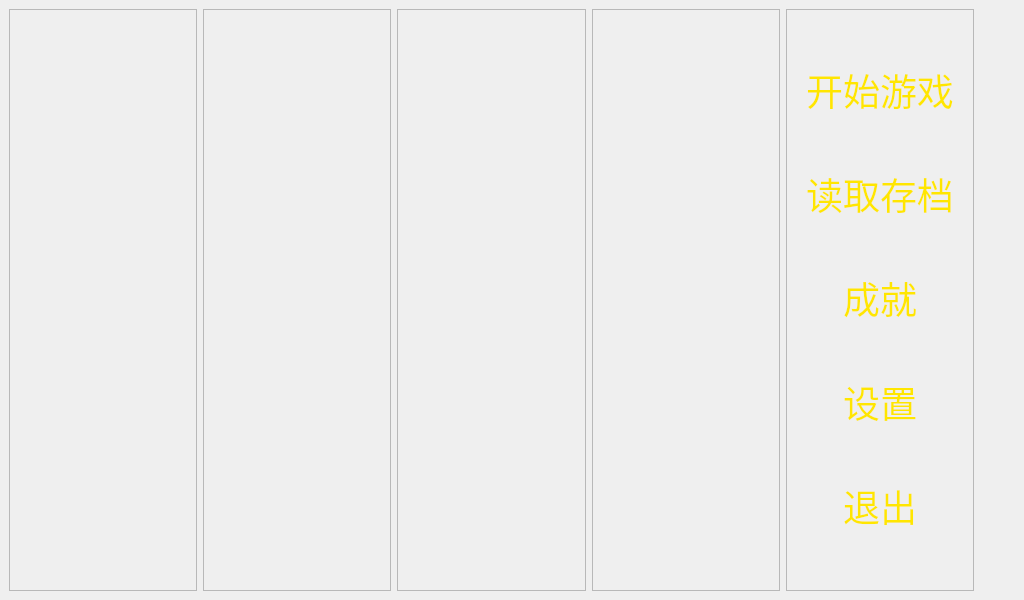
Old version of the form entrance.ui in the repository Sam-ie/Paydirt.
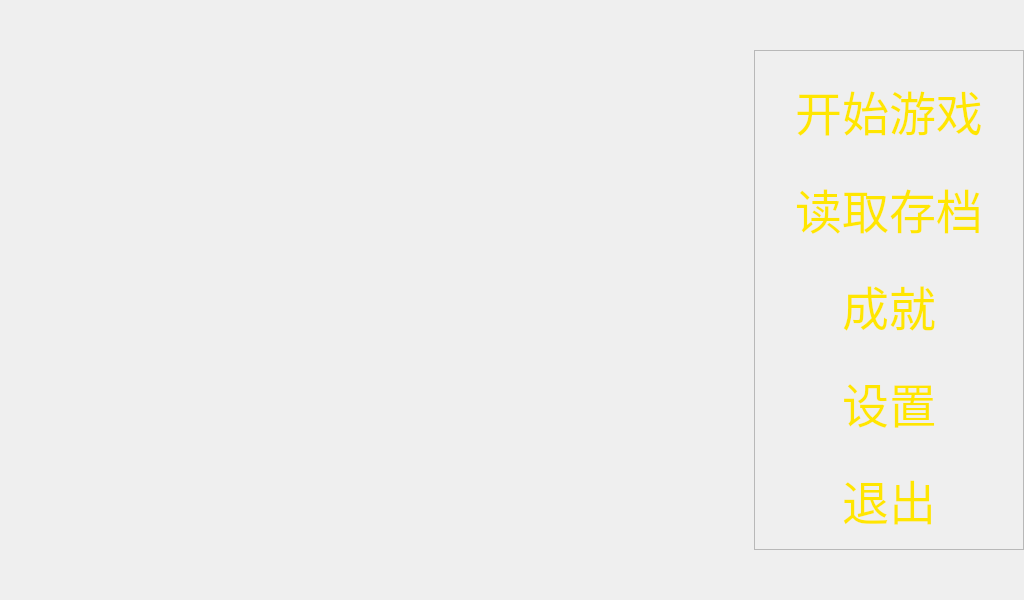
New version of the form. Icons and pictures are not drawn.

Diff of the .ui file:
```diff
--- a/entrance.ui
+++ b/entrance.ui
@@ -22,7 +22,7 @@
   <property name="styleSheet">
    <string notr="true"/>
   </property>
-  <layout class="QGridLayout" name="gridLayout">
+  <layout class="QGridLayout" name="gridLayout_2">
    <property name="leftMargin">
     <number>0</number>
    </property>
@@ -43,52 +43,55 @@
 	border-image: url(:/new/prefix1/src/RImage1.jpg);
 }</string>
      </property>
-     <layout class="QHBoxLayout" name="horizontalLayout">
+     <layout class="QGridLayout" name="gridLayout">
+      <property name="leftMargin">
+       <number>0</number>
+      </property>
+      <property name="topMargin">
+       <number>0</number>
+      </property>
       <property name="rightMargin">
-       <number>50</number>
+       <number>0</number>
       </property>
+      <property name="bottomMargin">
+       <number>0</number>
+      </property>
+      <item row="0" column="0">
+       <spacer name="horizontalSpacer">
+        <property name="orientation">
+         <enum>Qt::Horizontal</enum>
+        </property>
+        <property name="sizeHint" stdset="0">
+         <size>
+          <width>900</width>
+          <height>20</height>
+         </size>
+        </property>
+       </spacer>
+      </item>
+      <item row="0" column="1">
+       <layout class="QVBoxLayout" name="verticalLayout_2">
+        <item>
+         <spacer name="verticalSpacer_2">
+          <property name="orientation">
+           <enum>Qt::Vertical</enum>
+          </property>
+          <property name="sizeType">
+           <enum>QSizePolicy::Fixed</enum>
+          </property>
+          <property name="sizeHint" stdset="0">
+           <size>
+            <width>20</width>
+            <height>50</height>
+           </size>
+          </property>
+         </spacer>
+        </item>
       <item>
        <widget class="QFrame" name="frame">
-        <property name="frameShape">
-         <enum>QFrame::StyledPanel</enum>
-        </property>
-        <property name="frameShadow">
-         <enum>QFrame::Raised</enum>
-        </property>
-       </widget>
-      </item>
-      <item>
-       <widget class="QFrame" name="frame_2">
-        <property name="frameShape">
-         <enum>QFrame::StyledPanel</enum>
-        </property>
-        <property name="frameShadow">
-         <enum>QFrame::Raised</enum>
-        </property>
-       </widget>
-      </item>
-      <item>
-       <widget class="QFrame" name="frame_3">
-        <property name="frameShape">
-         <enum>QFrame::StyledPanel</enum>
-        </property>
-        <property name="frameShadow">
-         <enum>QFrame::Raised</enum>
-        </property>
-       </widget>
-      </item>
-      <item>
-       <widget class="QFrame" name="frame_4">
-        <property name="frameShape">
-         <enum>QFrame::StyledPanel</enum>
-        </property>
-        <property name="frameShadow">
-         <enum>QFrame::Raised</enum>
-        </property>
-       </widget>
-      </item>
-      <item>
-       <widget class="QFrame" name="frame_5">
+          <property name="focusPolicy">
+           <enum>Qt::NoFocus</enum>
+          </property>
         <property name="styleSheet">
          <string notr="true">QPushButton {  
 	color: rgb(255, 230, 0);/* 默认字体颜色 */  
@@ -112,11 +115,23 @@
         </property>
         <layout class="QVBoxLayout" name="verticalLayout">
          <item>
-          <widget class="QPushButton" name="pushButton">
+            <widget class="QPushButton" name="pushButton_1">
+             <property name="sizePolicy">
+              <sizepolicy hsizetype="Expanding" vsizetype="Expanding">
+               <horstretch>0</horstretch>
+               <verstretch>0</verstretch>
+              </sizepolicy>
+             </property>
+             <property name="minimumSize">
+              <size>
+               <width>250</width>
+               <height>100</height>
+              </size>
+             </property>
            <property name="font">
             <font>
              <family>华文行楷</family>
-             <pointsize>28</pointsize>
+               <pointsize>35</pointsize>
             </font>
            </property>
            <property name="text">
@@ -129,10 +144,10 @@
             </size>
            </property>
            <property name="autoDefault">
-            <bool>true</bool>
+              <bool>false</bool>
            </property>
            <property name="default">
-            <bool>true</bool>
+              <bool>false</bool>
            </property>
            <property name="flat">
             <bool>true</bool>
@@ -141,10 +156,22 @@
          </item>
          <item>
           <widget class="QPushButton" name="pushButton_2">
+             <property name="sizePolicy">
+              <sizepolicy hsizetype="Expanding" vsizetype="Expanding">
+               <horstretch>0</horstretch>
+               <verstretch>0</verstretch>
+              </sizepolicy>
+             </property>
+             <property name="minimumSize">
+              <size>
+               <width>250</width>
+               <height>100</height>
+              </size>
+             </property>
            <property name="font">
             <font>
              <family>华文行楷</family>
-             <pointsize>28</pointsize>
+               <pointsize>35</pointsize>
             </font>
            </property>
            <property name="text">
@@ -157,7 +184,7 @@
             </size>
            </property>
            <property name="autoDefault">
-            <bool>true</bool>
+              <bool>false</bool>
            </property>
            <property name="flat">
             <bool>true</bool>
@@ -166,10 +193,22 @@
          </item>
          <item>
           <widget class="QPushButton" name="pushButton_3">
+             <property name="sizePolicy">
+              <sizepolicy hsizetype="Expanding" vsizetype="Expanding">
+               <horstretch>0</horstretch>
+               <verstretch>0</verstretch>
+              </sizepolicy>
+             </property>
+             <property name="minimumSize">
+              <size>
+               <width>250</width>
+               <height>100</height>
+              </size>
+             </property>
            <property name="font">
             <font>
              <family>华文行楷</family>
-             <pointsize>28</pointsize>
+               <pointsize>35</pointsize>
             </font>
            </property>
            <property name="text">
@@ -182,7 +221,7 @@
             </size>
            </property>
            <property name="autoDefault">
-            <bool>true</bool>
+              <bool>false</bool>
            </property>
            <property name="flat">
             <bool>true</bool>
@@ -191,10 +230,22 @@
          </item>
          <item>
           <widget class="QPushButton" name="pushButton_4">
+             <property name="sizePolicy">
+              <sizepolicy hsizetype="Expanding" vsizetype="Expanding">
+               <horstretch>0</horstretch>
+               <verstretch>0</verstretch>
+              </sizepolicy>
+             </property>
+             <property name="minimumSize">
+              <size>
+               <width>250</width>
+               <height>100</height>
+              </size>
+             </property>
            <property name="font">
             <font>
              <family>华文行楷</family>
-             <pointsize>28</pointsize>
+               <pointsize>35</pointsize>
             </font>
            </property>
            <property name="text">
@@ -207,7 +258,7 @@
             </size>
            </property>
            <property name="autoDefault">
-            <bool>true</bool>
+              <bool>false</bool>
            </property>
            <property name="flat">
             <bool>true</bool>
@@ -216,10 +267,22 @@
          </item>
          <item>
           <widget class="QPushButton" name="pushButton_5">
+             <property name="sizePolicy">
+              <sizepolicy hsizetype="Expanding" vsizetype="Expanding">
+               <horstretch>0</horstretch>
+               <verstretch>0</verstretch>
+              </sizepolicy>
+             </property>
+             <property name="minimumSize">
+              <size>
+               <width>250</width>
+               <height>100</height>
+              </size>
+             </property>
            <property name="font">
             <font>
              <family>华文行楷</family>
-             <pointsize>28</pointsize>
+               <pointsize>35</pointsize>
             </font>
            </property>
            <property name="text">
@@ -232,7 +295,7 @@
             </size>
            </property>
            <property name="autoDefault">
-            <bool>true</bool>
+              <bool>false</bool>
            </property>
            <property name="flat">
             <bool>true</bool>
@@ -241,6 +304,40 @@
          </item>
         </layout>
        </widget>
+        </item>
+        <item>
+         <spacer name="verticalSpacer">
+          <property name="orientation">
+           <enum>Qt::Vertical</enum>
+          </property>
+          <property name="sizeType">
+           <enum>QSizePolicy::Fixed</enum>
+          </property>
+          <property name="sizeHint" stdset="0">
+           <size>
+            <width>20</width>
+            <height>50</height>
+           </size>
+          </property>
+         </spacer>
+        </item>
+       </layout>
+      </item>
+      <item row="0" column="2">
+       <spacer name="horizontalSpacer_2">
+        <property name="orientation">
+         <enum>Qt::Horizontal</enum>
+        </property>
+        <property name="sizeType">
+         <enum>QSizePolicy::Maximum</enum>
+        </property>
+        <property name="sizeHint" stdset="0">
+         <size>
+          <width>16</width>
+          <height>17</height>
+         </size>
+        </property>
+       </spacer>
       </item>
      </layout>
     </widget>
```
Left out of the diff: 10 changed lines with no effect on the pictures. Lines whose indentation alone changed are shown as unchanged.
